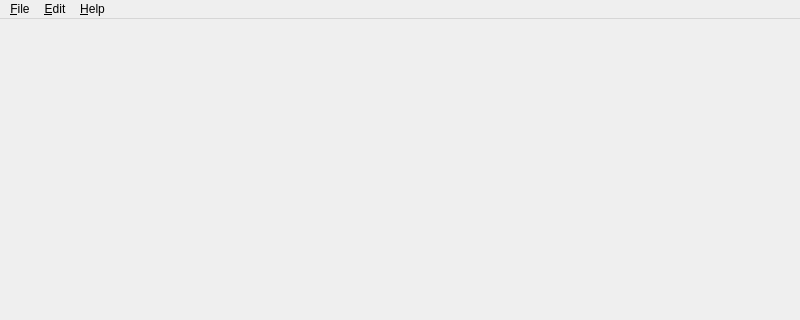
MusculoskeletalAtlasProject/mapclient-archived, file src/widgets/qt/mainwindow.ui: the form before one commit; both pictures show x 0 to 800 and y 0 to 320 of the 800 by 600 pixel window.
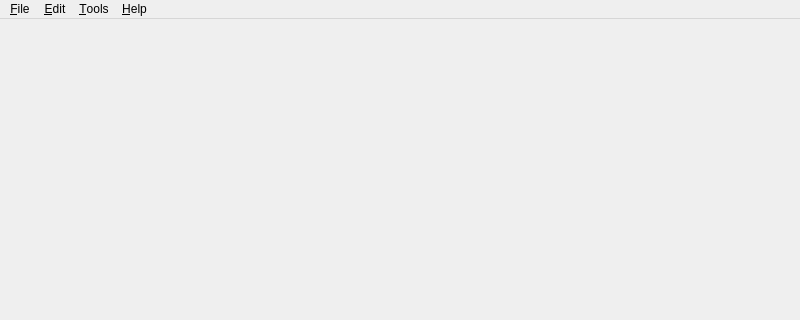
The form after the commit. Icons and pictures are not drawn.

Commit message: Add tools menu to the main window.

```diff
--- a/src/widgets/qt/mainwindow.ui
+++ b/src/widgets/qt/mainwindow.ui
@@ -33,7 +33,7 @@
      <x>0</x>
      <y>0</y>
      <width>800</width>
-     <height>25</height>
+     <height>24</height>
     </rect>
    </property>
    <widget class="QMenu" name="menu_Help">
@@ -54,8 +54,17 @@
      <string>&amp;Edit</string>
     </property>
    </widget>
+   <widget class="QMenu" name="menu_Tools">
+    <property name="title">
+     <string>&amp;Tools</string>
+    </property>
+    <addaction name="actionPluginManager"/>
+    <addaction name="actionPMR"/>
+    <addaction name="actionAnnotation"/>
+   </widget>
    <addaction name="menu_File"/>
    <addaction name="menu_Edit"/>
+   <addaction name="menu_Tools"/>
    <addaction name="menu_Help"/>
   </widget>
   <widget class="QStatusBar" name="statusbar"/>
```
Left out of the diff: 15 changed lines with no effect on the pictures. The commit also changes 1 other file.
